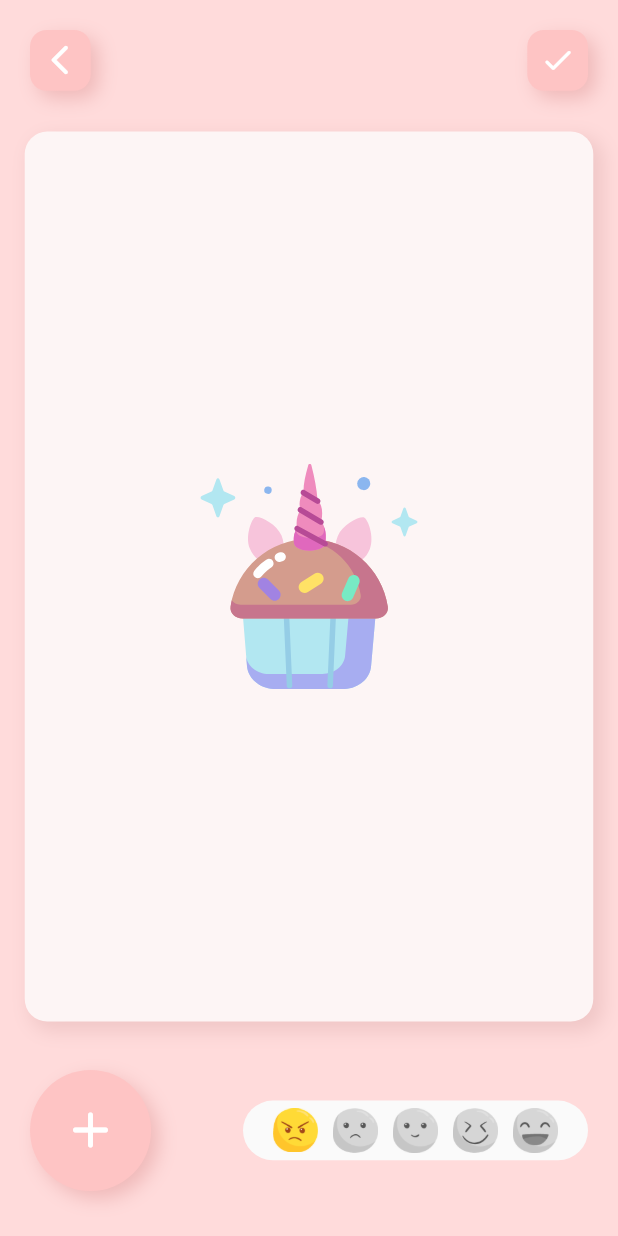
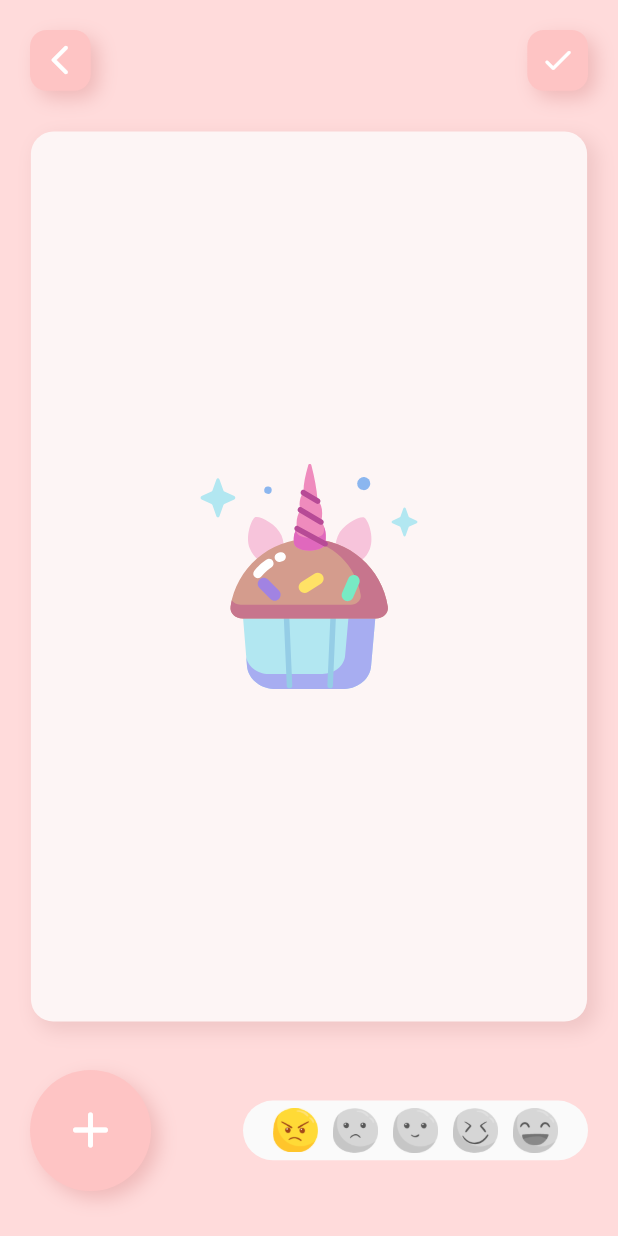
Before and after one commit to cherrrity/Team.AJJODAGA, a Flutter app: the WriteCardPage screen opened by its route, on a phone screen of 412 x 824 dp. Run offline on Flutter 3.47's test engine with Material 2 defaults, Android fonts, the phone set to English and light mode, and no system bars; drawn by our look-alikes of flip_card; our stand-ins replace flutter_svg, flutter_swiper, image_picker, scroll_snap_list, shared_preferences, sqflite; missing offline and left inert: flutter_cupertino_date_picker, number_slide_animation, simple_gesture_detector, speech_bubble; accounts and stored records are empty.

Commit message:
statusBarHeight 고려하여 padding 수정

```diff
--- a/lib/views/card_write_view.dart
+++ b/lib/views/card_write_view.dart
@@ -170,17 +170,20 @@ class _WriteCardPage extends State<WriteCardPage> {
 
   @override
   Widget build(BuildContext context) {
-    double _height = MediaQuery.of(context).size.height;// - MediaQuery.of(context).padding.top;
+    final double statusBarHeight = MediaQuery.of(context).padding.top;
+    double _height = MediaQuery.of(context).size.height - (statusBarHeight * 2);
     double _width = MediaQuery.of(context).size.width;
     double _cardHeight = _height * 0.72;
-    double _cardWidth = _width * 0.92;
+    double _cardWidth = _width * 0.9;
     double _innerImageHeight = _cardHeight * 0.83;
     double _innerImageWidth = _cardWidth * 0.95;
 
     // TODO: implement build
     return Scaffold(
       resizeToAvoidBottomInset: false,
-      body: Column(
+      body: Padding(
+        padding: EdgeInsets.only(top: statusBarHeight),
+        child: Column(
           mainAxisAlignment: MainAxisAlignment.spaceBetween,
           children: [
             Container(
@@ -275,7 +278,7 @@ class _WriteCardPage extends State<WriteCardPage> {
                           child: Column(
                             crossAxisAlignment: CrossAxisAlignment.start,
                             children: [
-                            SizedBox(height: _cardHeight*0.01),
+                              SizedBox(height: _cardHeight*0.005),
                               // 카드 입력(날짜)
                               InkWell(
                                 child: Text(
@@ -285,7 +288,7 @@ class _WriteCardPage extends State<WriteCardPage> {
                                 onTap: () => _showPicker(), // date picker widget
                               ),
 
-                            SizedBox(height: _cardHeight*0.01),
+                              SizedBox(height: _cardHeight*0.005),
                               TextFormField(
                                 initialValue : _isEdit? _diary.title: "",
                                 inputFormatters: [LengthLimitingTextInputFormatter(40),],
@@ -307,13 +310,13 @@ class _WriteCardPage extends State<WriteCardPage> {
                           ),
                         ),
                         Container(
-                        height: MediaQuery.of(context).size.height * 0.55,
+                          height: MediaQuery.of(context).size.height * 0.53,
                           width: MediaQuery.of(context).size.width,
                           child: Padding(
                             padding: EdgeInsets.all(5),
                             child: TextFormField(
                               initialValue : _isEdit? _diary.contents: "",
-                            maxLines: 40,
+                              maxLines: 16,
                               style: TextStyle(fontSize: 16),
                               textAlign: TextAlign.left,
                               decoration: InputDecoration(
@@ -478,6 +481,7 @@ class _WriteCardPage extends State<WriteCardPage> {
 
           ],
         ),
+      ),
     );
   }
 }
```
Also changed, not shown: lib/views/card_view.dart (+8 -3 lines), lib/views/font.dart (+7 -2 lines), lib/views/settings.dart (+7 -2 lines), lib/views/theme.dart (+7 -2 lines). Lines whose indentation alone changed are shown as unchanged.
